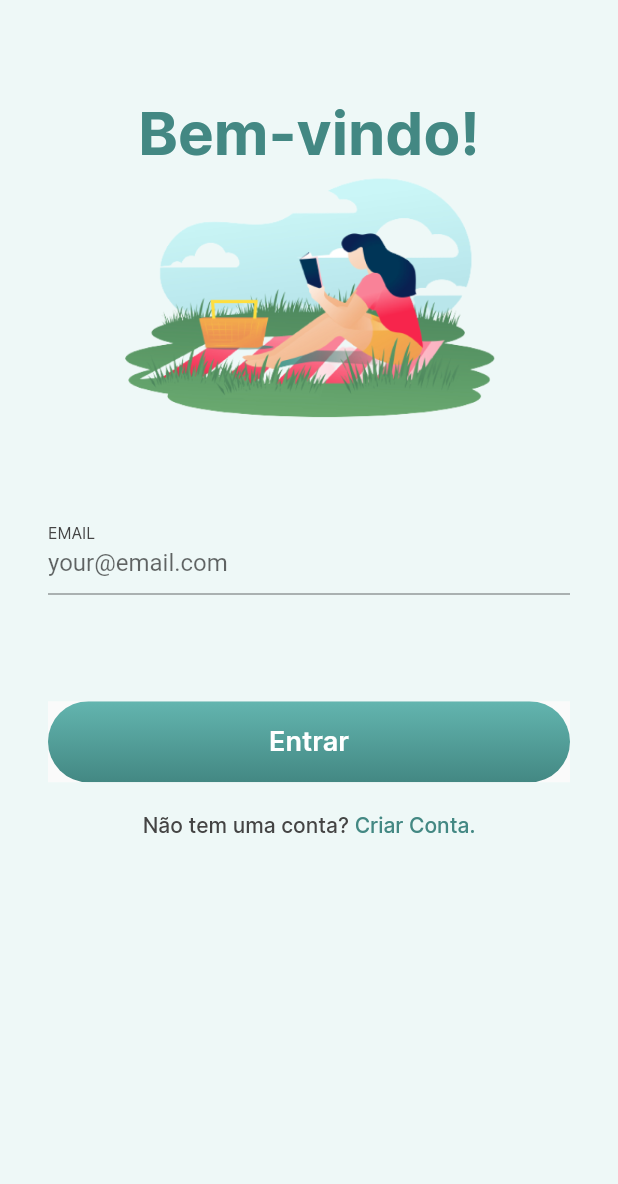
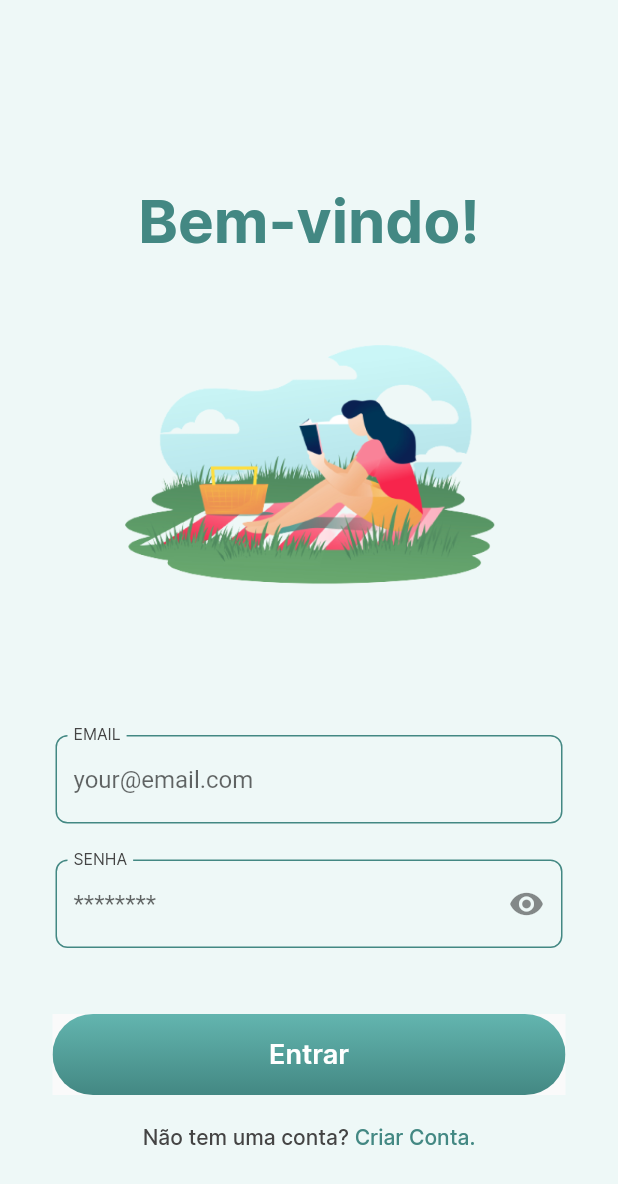
Before and after one commit to ramonzacarias/minha_estante, a Flutter app: the LoginPage screen opened directly, on a phone screen of 412 x 824 dp. Shown: the top 1184 px of the screen. Run offline on Flutter 3.47's test engine with Material 2 defaults, Android fonts, the phone set to English and light mode, and no system bars.

Commit message:
Tela de sign in

```diff
--- a/lib/app.dart
+++ b/lib/app.dart
@@ -1,7 +1,6 @@
 import 'package:flutter/material.dart';
 import 'features/sign_in/login_page.dart';
-
-//import 'package:minha_estante/features/onboarding/onboarding_page.dart';
+import 'package:minha_estante/features/onboarding/onboarding_page.dart';
 
 class App extends StatelessWidget {
   const App({super.key});
@@ -9,7 +8,7 @@ class App extends StatelessWidget {
   @override
   Widget build(BuildContext context) {
     return const MaterialApp(
-      home: LoginPage()
+      home: OnboardingPage()
     );
   }
 }
--- a/lib/commom/widgets/custom_login_text_field.dart
+++ b/lib/commom/widgets/custom_login_text_field.dart
@@ -8,35 +8,42 @@ class CustomTextField extends StatefulWidget {
   final String? labelText;
   final TextEditingController? controller;
   final TextInputType? keyboardType;
+  final Widget? suffixIcon;
+  final bool? obscureText;
 
-  const CustomTextField({super.key, this.pedding, this.hintText, this.labelText, this.controller, this.keyboardType});
+  const CustomTextField({super.key, this.pedding, this.hintText, this.labelText, this.controller, this.keyboardType, this.suffixIcon, this.obscureText});
 
   @override
   State<CustomTextField> createState() => _CustomTextFieldState();
 }
 
 class _CustomTextFieldState extends State<CustomTextField> {
-  final defaultBorder = const OutlineInputBorder(
-    borderSide: BorderSide(color: AppColors.greenLightTwo)
+  final defaultBorder = OutlineInputBorder(
+    borderSide: const BorderSide(color: AppColors.greenLightTwo),
+    borderRadius: BorderRadius.circular(8.0)
   );
 
   @override
   Widget build(BuildContext context) {
     return Padding(
       padding: widget.pedding ?? const EdgeInsets.symmetric(
-        vertical: 47.0,
-        horizontal: 32.0
+        vertical: 12.0,
+        horizontal: 37.0
       ),
       child: TextFormField(
+        obscureText: widget.obscureText ?? false,
         keyboardType: widget.keyboardType,
         controller: widget.controller,
         decoration: InputDecoration(
+          suffixIcon: widget.suffixIcon,
           hintText: widget.hintText,
           floatingLabelBehavior: FloatingLabelBehavior.always,
           labelText: widget.labelText?.toUpperCase(),
           labelStyle: AppTextStyles.inputLabelText.copyWith(
             color: AppColors.grey
           ),
+          border: defaultBorder,
+          enabledBorder: defaultBorder,
           focusedBorder: defaultBorder,
           errorBorder: defaultBorder.copyWith(
             borderSide: const BorderSide(
--- a/lib/commom/widgets/custom_password_field.dart
+++ b/lib/commom/widgets/custom_password_field.dart
@@ -1,15 +1,45 @@
+
+import 'dart:developer';
+
 import 'package:flutter/material.dart';
+import 'package:minha_estante/commom/widgets/custom_login_text_field.dart';
 
 class PasswordCustomField extends StatefulWidget {
-  const PasswordCustomField({super.key});
+  final EdgeInsetsGeometry? pedding;
+  final String? hintText;
+  final String? labelText;
+  final TextEditingController? controller;
+  final TextInputType? keyboardType;
+  const PasswordCustomField({super.key, this.pedding, this.hintText, this.labelText, this.controller, this.keyboardType});
 
   @override
   State<PasswordCustomField> createState() => _PasswordCustomFieldState();
 }
 
 class _PasswordCustomFieldState extends State<PasswordCustomField> {
+
+  bool isHidden = true;
+
   @override
   Widget build(BuildContext context) {
-    return const Placeholder();
+    return CustomTextField(
+      obscureText: isHidden,
+      pedding: widget.pedding,
+      labelText: widget.labelText,
+      hintText: widget.hintText,
+      controller: widget.controller,
+      keyboardType: widget.keyboardType,
+      suffixIcon: InkWell(
+      borderRadius: BorderRadius.circular(18.0),
+      onTap: () {  //Nesse local estou alterando o estado do "olho" no campo de senha
+        log('tap');
+        setState(() { //assim que eu clicar sobre ele, a função setState faz um reload no Widget build
+          isHidden = !isHidden; //esse reload vai alterar o comportamento do campo isHidden para falso ou verdadeiro
+        });
+      },
+      //abaixo uma condição ternária
+      child: Icon(isHidden ? Icons.visibility : Icons.visibility_off)
+      ),
+    );
   }
 }
--- a/lib/features/sign_in/login_page.dart
+++ b/lib/features/sign_in/login_page.dart
@@ -4,6 +4,7 @@ import 'package:flutter/material.dart';
 import 'package:minha_estante/commom/constants/app_colors.dart';
 import 'package:minha_estante/commom/constants/app_text_styles.dart';
 import 'package:minha_estante/commom/widgets/custom_login_text_field.dart';
+import 'package:minha_estante/commom/widgets/custom_password_field.dart';
 import 'package:minha_estante/commom/widgets/primary_button.dart';
 import '../../commom/widgets/multi_text_button.dart';
 
@@ -17,18 +18,20 @@ class LoginPage extends StatelessWidget {
       backgroundColor: AppColors.iceWhite,
       body: ListView(
         children: [
-        const SizedBox(height: 64.0),
+        const SizedBox(height: 123.0),
         Text('Bem-vindo!',
         textAlign: TextAlign.center,
         style: AppTextStyles.bigText40.copyWith(
           color: AppColors.greenLightTwo
+          ),
         ),
-        ),
+        const SizedBox(height: 52.0),
         Expanded(child: Image.asset(
           'assets/images/livro_login.png',
           width: 264.0,
           height: 180.0,
         )),
+        const SizedBox(height: 75.0),
         Form(
           child:
             Column(
@@ -37,14 +40,18 @@ class LoginPage extends StatelessWidget {
                   labelText: 'Email',
                   hintText: 'your@email.com',
                 ),
+                PasswordCustomField(
+                  labelText: 'Senha',
+                  hintText: '********',
+                )
               ],
             )
         ),
         Padding(
             padding: const EdgeInsets.only(
-              left: 32.0,
-              right: 32.0,
-              top: 24.0,
+              left: 35.0,
+              right: 35.0,
+              top: 32.0,
               bottom: 4.0,
             ),
             child: PrimaryButton(
@@ -69,7 +76,7 @@ class LoginPage extends StatelessWidget {
               ),
             ],
         ),
-        const SizedBox(height: 25.0)
+        const SizedBox(height: 32.0)
       ]),
     );
   }
```
